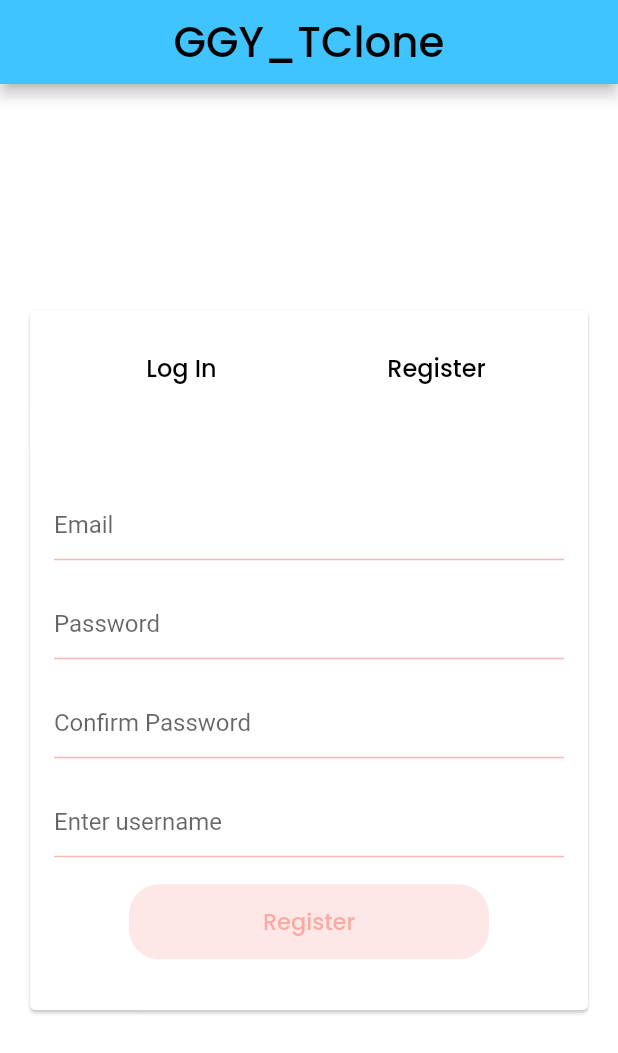
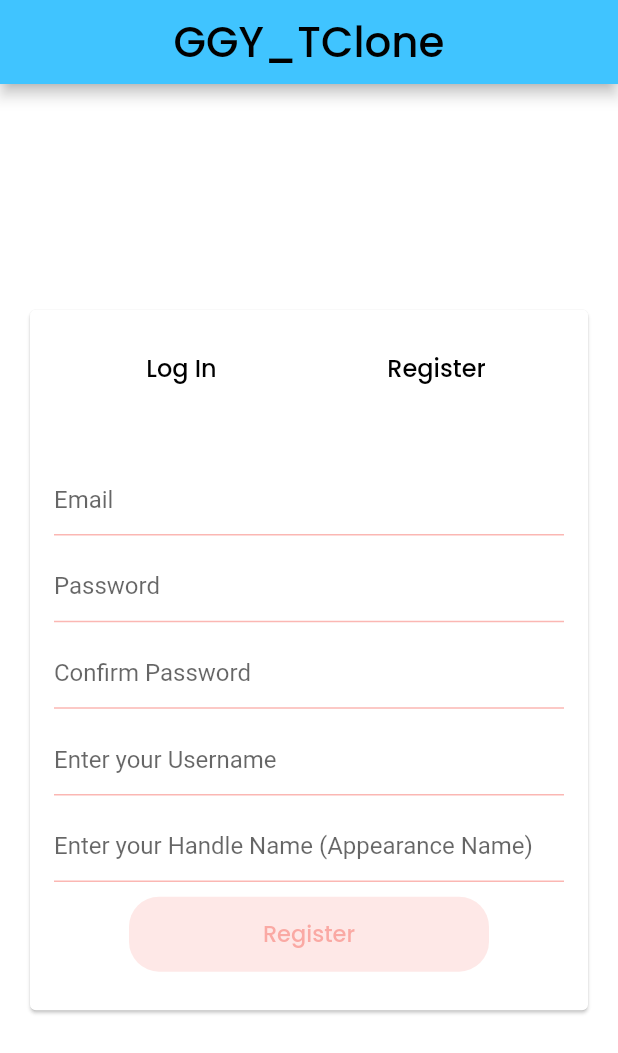
Before and after one commit to MasterChiefCarl/GGY_TwitterClone, a Flutter app: the screen it shows after launch, tab 2 chosen, on a phone screen of 412 x 824 dp. Shown: the top 1053 px of the screen. Run offline on Flutter 3.47's test engine with Material 2 defaults, Android fonts, the phone set to English and light mode, and no system bars; our stand-ins replace cloud_firestore, firebase_auth, firebase_core, firebase_storage, get_it, google_fonts and 2 more; missing offline and left inert: simple_moment; accounts and stored records are empty.

Commit message:
Hold up!

```diff
--- a/ggy_twitter_clone/lib/src/screens/authentication/auth_screen.dart
+++ b/ggy_twitter_clone/lib/src/screens/authentication/auth_screen.dart
@@ -21,15 +21,15 @@ class _AuthScreenState extends State<AuthScreen> {
   final TextEditingController _emailCon = TextEditingController(),
       _passCon = TextEditingController(),
       _pass2Con = TextEditingController(),
-      _usernameCon = TextEditingController();
+      _usernameCon = TextEditingController(), _handleNameCon= TextEditingController();
   final AuthController _authController = locator<AuthController>();
 
-  String prompts = '';
 
   @override
   void initState() {
     _authController.addListener(handleLogin);
     super.initState();
+    _authController.flush();
   }
 
   handleLogin() {
@@ -40,6 +40,7 @@ class _AuthScreenState extends State<AuthScreen> {
 
   @override
   void dispose() {
+    _authController.flush();
     _emailCon.dispose();
     _passCon.dispose();
     _pass2Con.dispose();
@@ -336,13 +337,28 @@ class _AuthScreenState extends State<AuthScreen> {
                                                     decoration:
                                                         const InputDecoration(
                                                       hintText:
-                                                          'Enter username',
+                                                          'Enter your Username',
                                                     ),
                                                     controller: _usernameCon,
                                                     validator: (value) {
                                                       if (value == null ||
                                                           value.isEmpty) {
                                                         return 'Please enter username';
+                                                      }
+                                                      return null;
+                                                    },
+                                                  ),
+                                                  TextFormField(
+                                                    decoration:
+                                                        const InputDecoration(
+                                                      hintText:
+                                                          'Enter your Handle Name (Appearance Name)',
+                                                    ),
+                                                    controller: _handleNameCon,
+                                                    validator: (value) {
+                                                      if (value == null ||
+                                                          value.isEmpty) {
+                                                        return 'Please enter handle name';
                                                       }
                                                       return null;
                                                     },
```
Also changed, not shown: ggy_twitter_clone/lib/src/controllers/auth_controllers.dart (+25 -21 lines).
